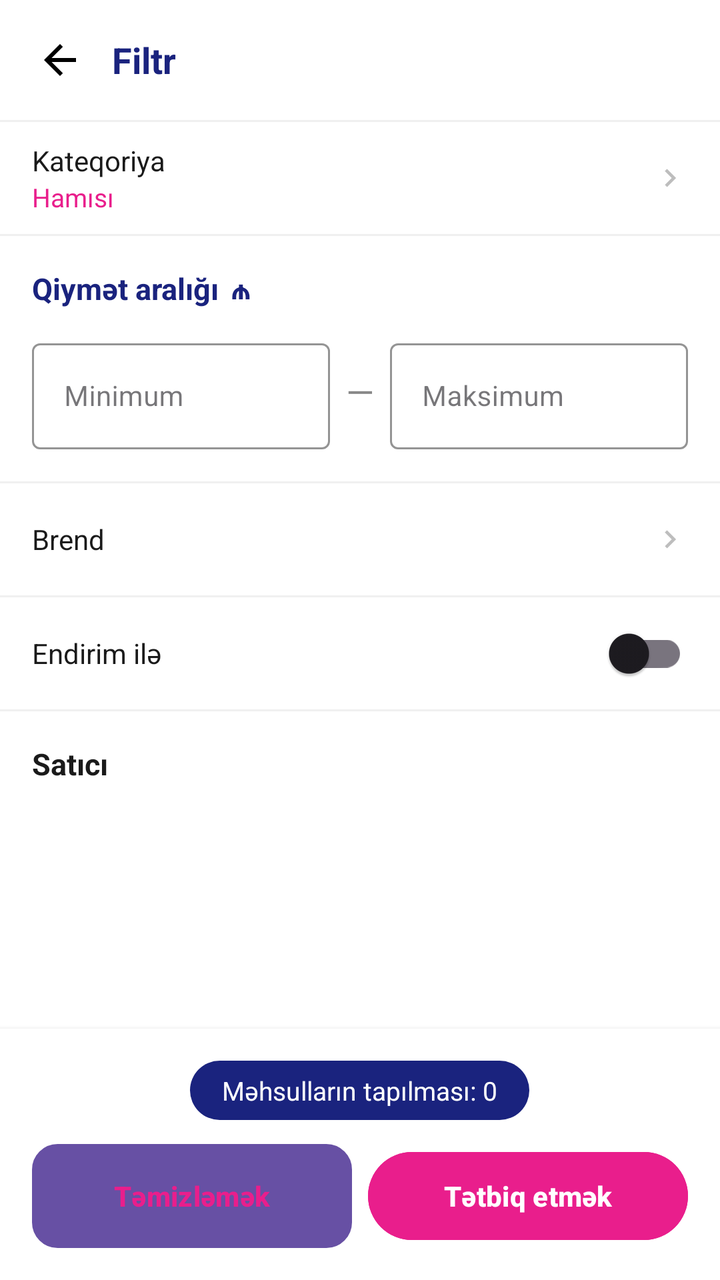
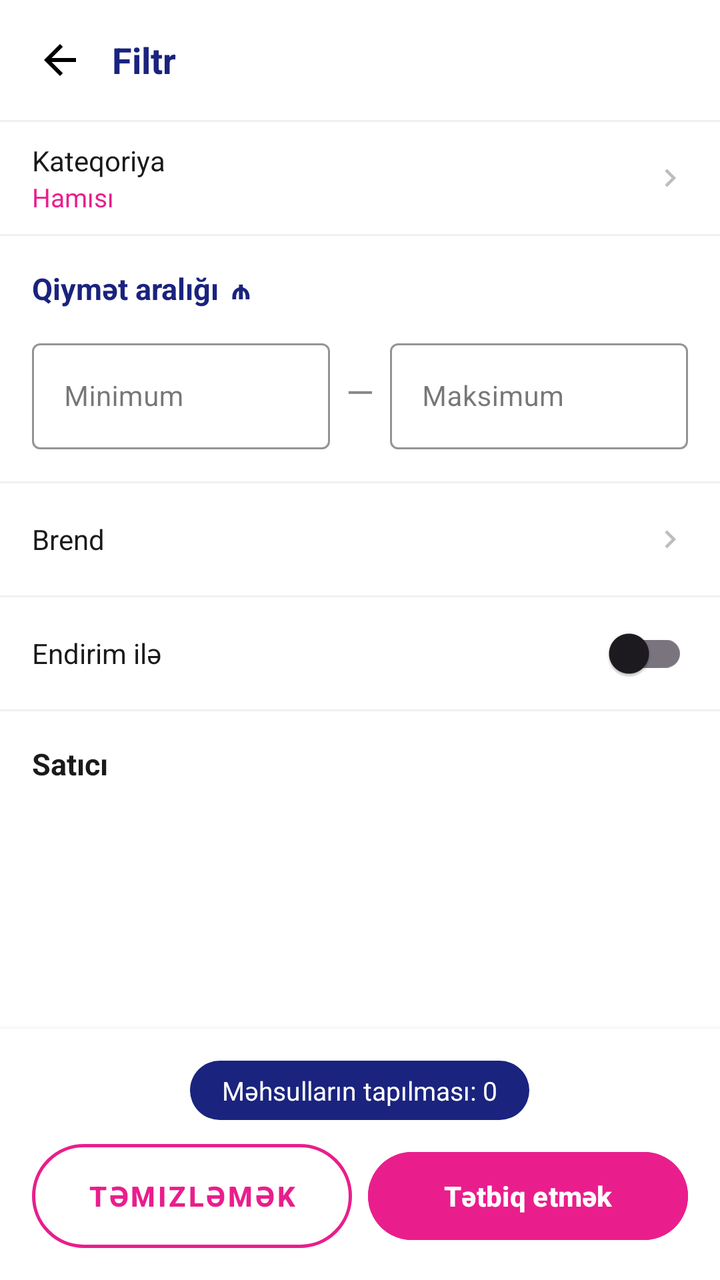

An Android layout rendered at two revisions. The XML below is the earlier revision; the diff shows what the commit changed to produce the second picture.
<!-- AndroidManifest.xml: application theme Theme.OneMarket -->
<!-- res/layout/fragment_filter.xml -->
<?xml version="1.0" encoding="utf-8"?>
<androidx.constraintlayout.widget.ConstraintLayout
    xmlns:android="http://schemas.android.com/apk/res/android"
    xmlns:app="http://schemas.android.com/apk/res-auto"
    android:layout_width="match_parent"
    android:layout_height="match_parent"
    android:background="#FFFFFF">

    
    <LinearLayout
        android:id="@+id/topBar"
        android:layout_width="0dp"
        android:layout_height="wrap_content"
        android:orientation="horizontal"
        android:gravity="center_vertical"
        android:padding="12dp"
        android:background="#FFFFFF"
        app:layout_constraintTop_toTopOf="parent"
        app:layout_constraintStart_toStartOf="parent"
        app:layout_constraintEnd_toEndOf="parent">

        <ImageView
            android:id="@+id/btnBack"
            android:layout_width="36dp"
            android:layout_height="36dp"
            android:src="@drawable/ic_back"
            android:padding="6dp"
            android:contentDescription="Geri" />

        <TextView
            android:layout_width="0dp"
            android:layout_height="wrap_content"
            android:layout_weight="1"
            android:layout_marginStart="8dp"
            android:text="Filtr"
            android:textSize="18sp"
            android:textStyle="bold"
            android:textColor="#1A237E" />

    </LinearLayout>

    <View
        android:id="@+id/topDivider"
        android:layout_width="0dp"
        android:layout_height="1dp"
        android:background="#F0F0F0"
        app:layout_constraintTop_toBottomOf="@id/topBar"
        app:layout_constraintStart_toStartOf="parent"
        app:layout_constraintEnd_toEndOf="parent" />

    
    <androidx.core.widget.NestedScrollView
        android:id="@+id/scrollView"
        android:layout_width="0dp"
        android:layout_height="0dp"
        app:layout_constraintTop_toBottomOf="@id/topDivider"
        app:layout_constraintBottom_toTopOf="@id/bottomBar"
        app:layout_constraintStart_toStartOf="parent"
        app:layout_constraintEnd_toEndOf="parent">

        <LinearLayout
            android:layout_width="match_parent"
            android:layout_height="wrap_content"
            android:orientation="vertical"
            android:paddingBottom="16dp">

            
            <LinearLayout
                android:id="@+id/rowCategory"
                android:layout_width="match_parent"
                android:layout_height="56dp"
                android:orientation="horizontal"
                android:gravity="center_vertical"
                android:paddingStart="16dp"
                android:paddingEnd="16dp"
                android:background="?attr/selectableItemBackground">

                <LinearLayout
                    android:layout_width="0dp"
                    android:layout_height="wrap_content"
                    android:layout_weight="1"
                    android:orientation="vertical">

                    <TextView
                        android:layout_width="wrap_content"
                        android:layout_height="wrap_content"
                        android:text="Kateqoriya"
                        android:textSize="14sp"
                        android:textColor="#1A1A1A" />

                    <TextView
                        android:id="@+id/tvCategoryValue"
                        android:layout_width="wrap_content"
                        android:layout_height="wrap_content"
                        android:text="Hamısı"
                        android:textSize="13sp"
                        android:textColor="#E91E8C" />

                </LinearLayout>

                <ImageView
                    android:layout_width="18dp"
                    android:layout_height="18dp"
                    android:src="@drawable/ic_chevron_right"
                    android:contentDescription="@null" />

            </LinearLayout>

            <View android:layout_width="match_parent" android:layout_height="1dp" android:background="#F0F0F0" />

            
            <LinearLayout
                android:layout_width="match_parent"
                android:layout_height="wrap_content"
                android:orientation="vertical"
                android:paddingStart="16dp"
                android:paddingEnd="16dp"
                android:paddingTop="16dp"
                android:paddingBottom="16dp">

                <LinearLayout
                    android:layout_width="wrap_content"
                    android:layout_height="wrap_content"
                    android:orientation="horizontal"
                    android:gravity="center_vertical">

                    <TextView
                        android:layout_width="wrap_content"
                        android:layout_height="wrap_content"
                        android:text="Qiymət aralığı"
                        android:textSize="15sp"
                        android:textStyle="bold"
                        android:textColor="#1A237E" />

                    <TextView
                        android:layout_width="wrap_content"
                        android:layout_height="wrap_content"
                        android:layout_marginStart="6dp"
                        android:text="₼"
                        android:textSize="14sp"
                        android:textStyle="bold"
                        android:textColor="#1A237E" />

                </LinearLayout>

                <LinearLayout
                    android:layout_width="match_parent"
                    android:layout_height="wrap_content"
                    android:orientation="horizontal"
                    android:gravity="center_vertical"
                    android:layout_marginTop="12dp">

                    <com.google.android.material.textfield.TextInputLayout
                        android:id="@+id/tilMinPrice"
                        style="@style/Widget.MaterialComponents.TextInputLayout.OutlinedBox"
                        android:layout_width="0dp"
                        android:layout_height="wrap_content"
                        android:layout_weight="1"
                        android:hint="Minimum"
                        app:boxStrokeColor="#CCCCCC"
                        app:hintTextColor="#888888">

                        <com.google.android.material.textfield.TextInputEditText
                            android:id="@+id/etMinPrice"
                            android:layout_width="match_parent"
                            android:layout_height="wrap_content"
                            android:inputType="numberDecimal"
                            android:textSize="14sp"
                            android:textColor="#1A1A1A" />

                    </com.google.android.material.textfield.TextInputLayout>

                    <TextView
                        android:layout_width="wrap_content"
                        android:layout_height="wrap_content"
                        android:layout_marginStart="8dp"
                        android:layout_marginEnd="8dp"
                        android:text="—"
                        android:textSize="18sp"
                        android:textColor="#888888" />

                    <com.google.android.material.textfield.TextInputLayout
                        android:id="@+id/tilMaxPrice"
                        style="@style/Widget.MaterialComponents.TextInputLayout.OutlinedBox"
                        android:layout_width="0dp"
                        android:layout_height="wrap_content"
                        android:layout_weight="1"
                        android:hint="Maksimum"
                        app:boxStrokeColor="#CCCCCC"
                        app:hintTextColor="#888888">

                        <com.google.android.material.textfield.TextInputEditText
                            android:id="@+id/etMaxPrice"
                            android:layout_width="match_parent"
                            android:layout_height="wrap_content"
                            android:inputType="numberDecimal"
                            android:textSize="14sp"
                            android:textColor="#1A1A1A" />

                    </com.google.android.material.textfield.TextInputLayout>

                </LinearLayout>

            </LinearLayout>

            <View android:layout_width="match_parent" android:layout_height="1dp" android:background="#F0F0F0" />

            
            <LinearLayout
                android:id="@+id/rowBrand"
                android:layout_width="match_parent"
                android:layout_height="56dp"
                android:orientation="horizontal"
                android:gravity="center_vertical"
                android:paddingStart="16dp"
                android:paddingEnd="16dp"
                android:background="?attr/selectableItemBackground">

                <TextView
                    android:layout_width="0dp"
                    android:layout_height="wrap_content"
                    android:layout_weight="1"
                    android:text="Brend"
                    android:textSize="14sp"
                    android:textColor="#1A1A1A" />

                <TextView
                    android:id="@+id/tvSelectedBrand"
                    android:layout_width="wrap_content"
                    android:layout_height="wrap_content"
                    android:layout_marginEnd="4dp"
                    android:textSize="13sp"
                    android:textColor="#E91E8C"
                    android:visibility="gone" />

                <ImageView
                    android:layout_width="18dp"
                    android:layout_height="18dp"
                    android:src="@drawable/ic_chevron_right"
                    android:contentDescription="@null" />

            </LinearLayout>

            <View android:layout_width="match_parent" android:layout_height="1dp" android:background="#F0F0F0" />

            
            <LinearLayout
                android:layout_width="match_parent"
                android:layout_height="56dp"
                android:orientation="horizontal"
                android:gravity="center_vertical"
                android:paddingStart="16dp"
                android:paddingEnd="16dp">

                <TextView
                    android:layout_width="0dp"
                    android:layout_height="wrap_content"
                    android:layout_weight="1"
                    android:text="Endirim ilə"
                    android:textSize="14sp"
                    android:textColor="#1A1A1A" />

                <androidx.appcompat.widget.SwitchCompat
                    android:id="@+id/switchDiscount"
                    android:layout_width="wrap_content"
                    android:layout_height="wrap_content"
                    android:thumbTint="#E91E8C"
                    android:trackTint="#F8BBD0" />

            </LinearLayout>

            <View android:layout_width="match_parent" android:layout_height="1dp" android:background="#F0F0F0" />

            
            <TextView
                android:layout_width="wrap_content"
                android:layout_height="wrap_content"
                android:layout_marginStart="16dp"
                android:layout_marginTop="16dp"
                android:layout_marginBottom="8dp"
                android:text="Satıcı"
                android:textSize="15sp"
                android:textStyle="bold"
                android:textColor="#1A1A1A" />

            <LinearLayout
                android:id="@+id/llSellersContainer"
                android:layout_width="match_parent"
                android:layout_height="wrap_content"
                android:orientation="vertical" />

        </LinearLayout>

    </androidx.core.widget.NestedScrollView>

    
    <LinearLayout
        android:id="@+id/bottomBar"
        android:layout_width="0dp"
        android:layout_height="wrap_content"
        android:orientation="vertical"
        android:padding="16dp"
        android:background="#FFFFFF"
        android:elevation="4dp"
        app:layout_constraintBottom_toBottomOf="parent"
        app:layout_constraintStart_toStartOf="parent"
        app:layout_constraintEnd_toEndOf="parent">

        
        <TextView
            android:id="@+id/tvProductCount"
            android:layout_width="wrap_content"
            android:layout_height="wrap_content"
            android:layout_gravity="center_horizontal"
            android:layout_marginBottom="12dp"
            android:paddingStart="16dp"
            android:paddingEnd="16dp"
            android:paddingTop="6dp"
            android:paddingBottom="6dp"
            android:background="@drawable/bg_count_pill"
            android:textColor="#FFFFFF"
            android:textSize="13sp"
            android:text="Məhsulların tapılması: 0" />

        <LinearLayout
            android:layout_width="match_parent"
            android:layout_height="wrap_content"
            android:orientation="horizontal">

            <Button
                android:id="@+id/btnClear"
                android:layout_width="0dp"
                android:layout_height="52dp"
                android:layout_weight="1"
                android:layout_marginEnd="8dp"
                android:text="Təmizləmək"
                android:textSize="14sp"
                android:textStyle="bold"
                android:textColor="#E91E8C"
                android:background="@drawable/bg_outline_pink"
                android:stateListAnimator="@null" />

            <Button
                android:id="@+id/btnApply"
                android:layout_width="0dp"
                android:layout_height="52dp"
                android:layout_weight="1"
                android:text="Tətbiq etmək"
                android:textSize="14sp"
                android:textStyle="bold"
                android:textColor="#FFFFFF"
                android:backgroundTint="#E91E8C"
                android:stateListAnimator="@null" />

        </LinearLayout>

    </LinearLayout>

</androidx.constraintlayout.widget.ConstraintLayout>
<!-- resources referenced by this layout -->
<resources>
  <!-- drawable bg_count_pill (drawable) -->
  <?xml version="1.0" encoding="utf-8"?>
  <shape xmlns:android="http://schemas.android.com/apk/res/android"
      android:shape="rectangle">
      <solid android:color="#1A237E" />
      <corners android:radius="20dp" />
  </shape>
  <!-- drawable bg_outline_pink (drawable) -->
  <?xml version="1.0" encoding="utf-8"?>
  <shape xmlns:android="http://schemas.android.com/apk/res/android"
      android:shape="rectangle">
      <solid android:color="#FFFFFF" />
      <stroke android:width="1.5dp" android:color="@color/pink_main" />
      <corners android:radius="12dp" />
  </shape>
  <!-- drawable ic_back (drawable) -->
  <vector xmlns:android="http://schemas.android.com/apk/res/android" android:autoMirrored="true" android:height="24dp" android:tint="#000000" android:viewportHeight="960" android:viewportWidth="960" android:width="24dp">
        
      <path android:fillColor="@android:color/white" android:pathData="M313,520L537,744L480,800L160,480L480,160L537,216L313,440L800,440L800,520L313,520Z"/>
      
  </vector>
  <!-- drawable ic_chevron_right (drawable) -->
  <?xml version="1.0" encoding="utf-8"?>
  <vector xmlns:android="http://schemas.android.com/apk/res/android"
      android:width="24dp"
      android:height="24dp"
      android:viewportWidth="24"
      android:viewportHeight="24">
      <path
          android:fillColor="#BDBDBD"
          android:pathData="M10,6L8.59,7.41L13.17,12L8.59,16.59L10,18l6-6z"/>
  </vector>
  <style name="Theme.OneMarket" parent="Base.Theme.OneMarket" />
  <color name="pink_main">#E91E8C</color>
  <style name="Base.Theme.OneMarket" parent="Theme.Material3.DayNight.NoActionBar">
          
          
      </style>
</resources>

<!-- the commit's change to res/layout/fragment_filter.xml (unified diff, before → after) -->
@@ -327,7 +327,8 @@
             android:layout_height="wrap_content"
             android:orientation="horizontal">
 
-            <Button
+            <com.google.android.material.button.MaterialButton
+                style="@style/Widget.MaterialComponents.Button.OutlinedButton"
                 android:id="@+id/btnClear"
                 android:layout_width="0dp"
                 android:layout_height="52dp"
@@ -336,9 +337,14 @@
                 android:text="Təmizləmək"
                 android:textSize="14sp"
                 android:textStyle="bold"
-                android:textColor="#E91E8C"
-                android:background="@drawable/bg_outline_pink"
-                android:stateListAnimator="@null" />
+                android:textColor="@color/pink_main"
+                android:insetTop="0dp"
+                android:insetBottom="0dp"
+                android:stateListAnimator="@null"
+                android:backgroundTint="#FFFFFF"
+                app:strokeColor="@color/pink_main"
+                app:strokeWidth="1.5dp"
+                app:cornerRadius="26dp" />
 
             <Button
                 android:id="@+id/btnApply"
<!-- resource entries referenced after the edit -->
@@ -6,14 +6,6 @@
       android:shape="rectangle">
       <solid android:color="#1A237E" />
       <corners android:radius="20dp" />
-  </shape>
-  <!-- drawable bg_outline_pink (drawable) -->
-  <?xml version="1.0" encoding="utf-8"?>
-  <shape xmlns:android="http://schemas.android.com/apk/res/android"
-      android:shape="rectangle">
-      <solid android:color="#FFFFFF" />
-      <stroke android:width="1.5dp" android:color="@color/pink_main" />
-      <corners android:radius="12dp" />
   </shape>
   <!-- drawable ic_back (drawable) -->
   <vector xmlns:android="http://schemas.android.com/apk/res/android" android:autoMirrored="true" android:height="24dp" android:tint="#000000" android:viewportHeight="960" android:viewportWidth="960" android:width="24dp">
